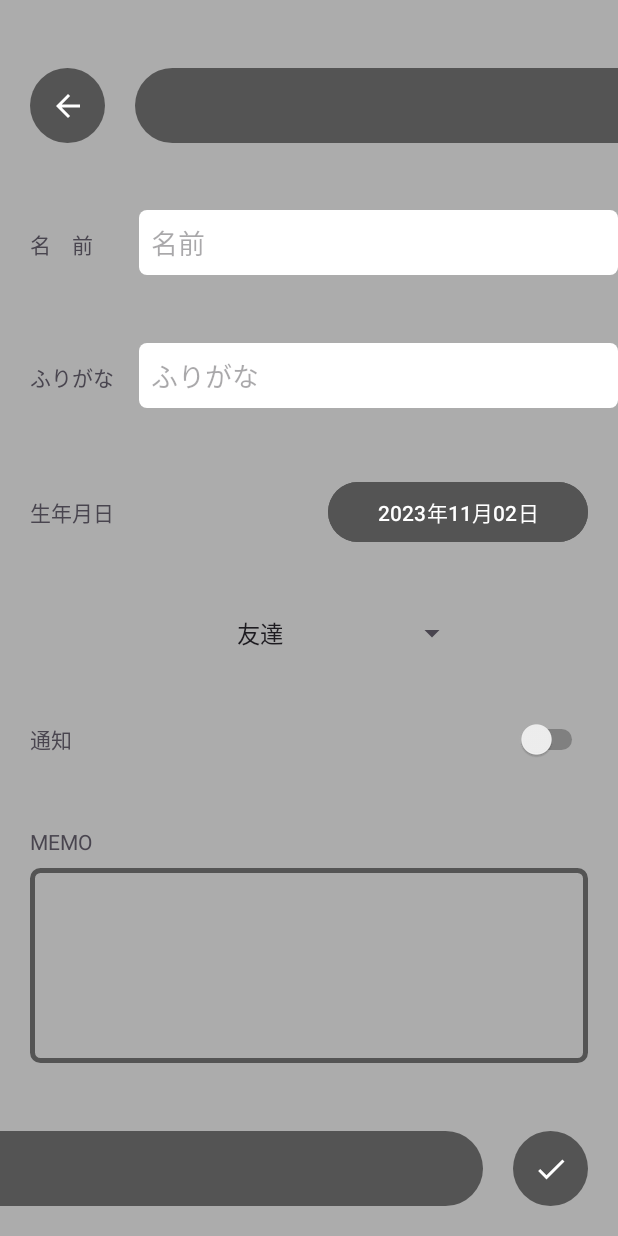
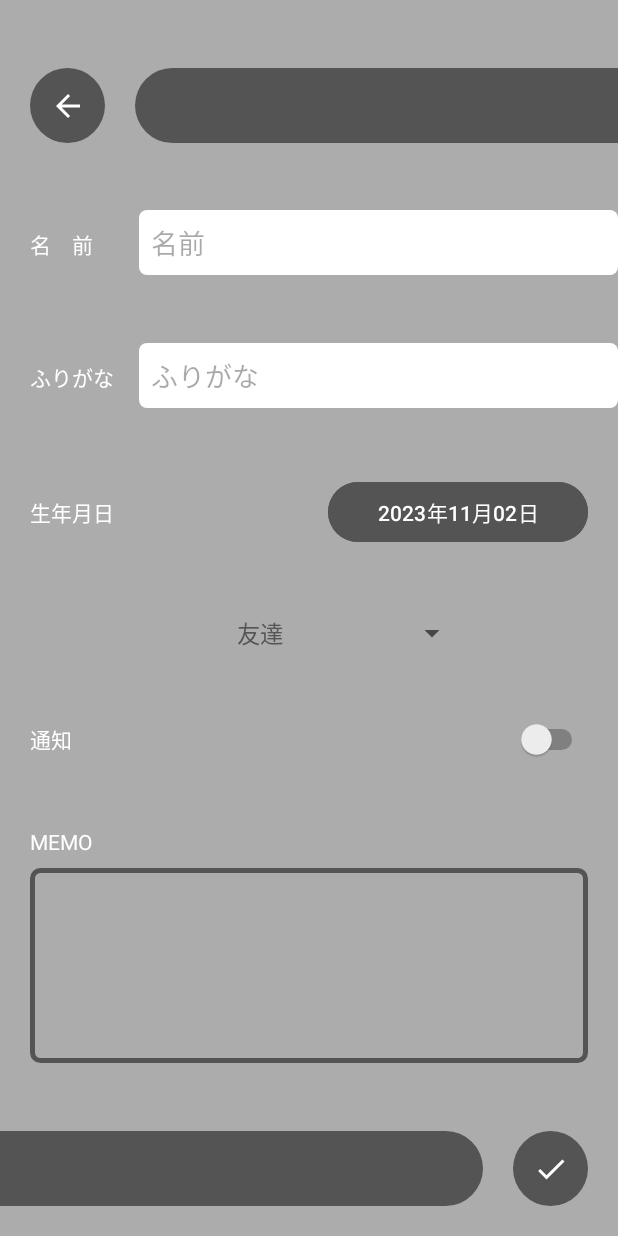
Before and after one commit to amefure/MinnanoTanjyoubi-Android, an Android app: the screen it shows after launch (MainActivity), after a tap on an icon or button, on a phone screen of 412 x 824 dp. Run offline under Robolectric (Android 15) with nearby library versions, the phone set to English and light mode, and no system bars; our stand-ins replace AdMob, Room's generated code, RxJava.

Commit message:
UIの修正

```diff
--- a/app/src/main/res/layout/fragment_input_notify_msg_dialog.xml
+++ b/app/src/main/res/layout/fragment_input_notify_msg_dialog.xml
@@ -28,6 +28,7 @@
         android:layout_marginBottom="30dp"
         android:backgroundTint="@color/thema_gray_dark"
         android:text="登録"
+        android:textColor="@color/white"
         app:layout_constraintBottom_toBottomOf="parent"
         app:layout_constraintEnd_toEndOf="parent"
         app:layout_constraintStart_toStartOf="parent"
@@ -38,6 +39,7 @@
         android:layout_height="wrap_content"
         android:layout_marginTop="30dp"
         android:text="通知メッセージ"
+        android:textColor="@color/text_color"
         android:textStyle="bold"
         app:layout_constraintBottom_toTopOf="@+id/notify_msg_edit"
         app:layout_constraintEnd_toEndOf="parent"
--- a/app/src/main/res/layout/fragment_input_person.xml
+++ b/app/src/main/res/layout/fragment_input_person.xml
@@ -58,7 +58,8 @@
             android:layout_marginLeft="20dp"
             android:layout_weight="1"
             android:text="名　前"
-            android:textAlignment="viewStart" />
+            android:textAlignment="viewStart"
+            android:textColor="@color/white" />
 
         <EditText
             android:id="@+id/name_edit"
@@ -91,7 +92,8 @@
             android:layout_marginLeft="20dp"
             android:layout_weight="1"
             android:text="ふりがな"
-            android:textAlignment="viewStart" />
+            android:textAlignment="viewStart"
+            android:textColor="@color/white" />
 
         <EditText
             android:id="@+id/ruby_edit"
@@ -123,7 +125,8 @@
             android:layout_marginLeft="20dp"
             android:layout_weight="1"
             android:text="生年月日"
-            android:textAlignment="viewStart" />
+            android:textAlignment="viewStart"
+            android:textColor="@color/white" />
 
         <Space
             android:layout_width="wrap_content"
@@ -137,7 +140,8 @@
             android:layout_marginEnd="20dp"
             android:layout_weight="1"
             android:backgroundTint="@color/thema_gray_dark"
-            android:text="2023年10月25日" />
+            android:text="2023年10月25日"
+            android:textColor="@color/white" />
     </LinearLayout>
 
     <LinearLayout
@@ -194,7 +198,8 @@
             android:layout_marginLeft="20dp"
             android:layout_weight="1"
             android:text="通知"
-            android:textAlignment="viewStart" />
+            android:textAlignment="viewStart"
+            android:textColor="@color/white" />
 
         <Space
             android:layout_width="wrap_content"
@@ -231,7 +236,8 @@
             android:layout_marginLeft="20dp"
             android:layout_marginBottom="8dp"
             android:text="MEMO"
-            android:textAlignment="viewStart" />
+            android:textAlignment="viewStart"
+            android:textColor="@color/white" />
 
         <EditText
             android:id="@+id/memo_edit"
--- a/app/src/main/res/values/colors.xml
+++ b/app/src/main/res/values/colors.xml
@@ -11,4 +11,17 @@
     <color name="text_color">#555555</color>
     <color name="positive_color">#30bd4e</color>
     <color name="negative_color">#B00020</color>
+
+    <!-- ActionBarの背景色 -->
+    <color name="colorPrimary">@color/thema_gray_dark</color>
+    <!-- ステータスバーの背景色 -->
+    <color name="colorPrimaryDark">@color/thema_gray_dark</color>
+    <!-- TabLayoutの下線やRadioButton選択時などの色 -->
+    <color name="colorAccent">@color/thema_orange</color>
+    <!-- ActionBarの文字色 -->
+    <color name="textColorPrimary">@color/text_color</color>
+    <!-- ウィンドウ背景色 -->
+    <color name="windowBackground">@color/thema_gray_dark</color>
+    <!-- ナビゲーションバー（戻るキー・ホームキーなどがあるバー）の背景色 -->
+    <color name="navigationBarColor">@color/thema_gray_dark</color>
 </resources>
--- a/app/src/main/res/values/strings.xml
+++ b/app/src/main/res/values/strings.xml
@@ -6,7 +6,7 @@
 
     <string name="notify_setting_label">通知時間</string>
     <string name="notify_setting_label2">通知日</string>
-    <string name="notify_desc_label1">・通知設定を変更以降にONにした通知を設定されます。</string>
+    <string name="notify_desc_label1">・通知設定を変更以降にONにした通知が設定されます。</string>
     <string name="notify_desc_label2">・通知メッセージは{userName}部分が名前に自動で置き換わります。</string>
     <string name="ads_setting_show_label">広告を視聴して容量を増やす</string>
     <string name="ads_setting_capacity_label">現在の容量：%1$d人</string>
--- a/app/src/main/res/values/themes.xml
+++ b/app/src/main/res/values/themes.xml
@@ -7,5 +7,19 @@
         <item name="android:statusBarColor">@color/thema_gray_dark</item>
     </style>
 
-    <style name="Theme.MinnanoTanjyoubi" parent="Base.Theme.MinnanoTanjyoubi" />
+    <style name="Theme.MinnanoTanjyoubi" parent="Base.Theme.MinnanoTanjyoubi">
+        <!-- ActionBarの背景色 -->
+        <item name="colorPrimary">@color/colorPrimary</item>
+        <!-- ステータスバーの背景色 -->
+        <item name="colorPrimaryDark">@color/colorPrimaryDark</item>
+        <!-- TabLayoutの下線やRadioButton選択時などの色 -->
+        <item name="colorAccent">@color/colorAccent</item>
+        <!--ActionBarの文字色 -->
+        <item name="android:textColorPrimary">@color/textColorPrimary</item>
+        <!-- ウィンドウ背景色 -->
+        <item name="android:windowBackground">@color/windowBackground</item>
+        <!-- ナビゲーションバー（戻るキー・ホームキーなどがあるバー）の背景色 -->
+        <item name="android:navigationBarColor">@color/navigationBarColor</item>
+
+    </style>
 </resources>
```
Also changed, not shown: app/src/main/res/layout/fragment_setting.xml (+10 -4 lines).
